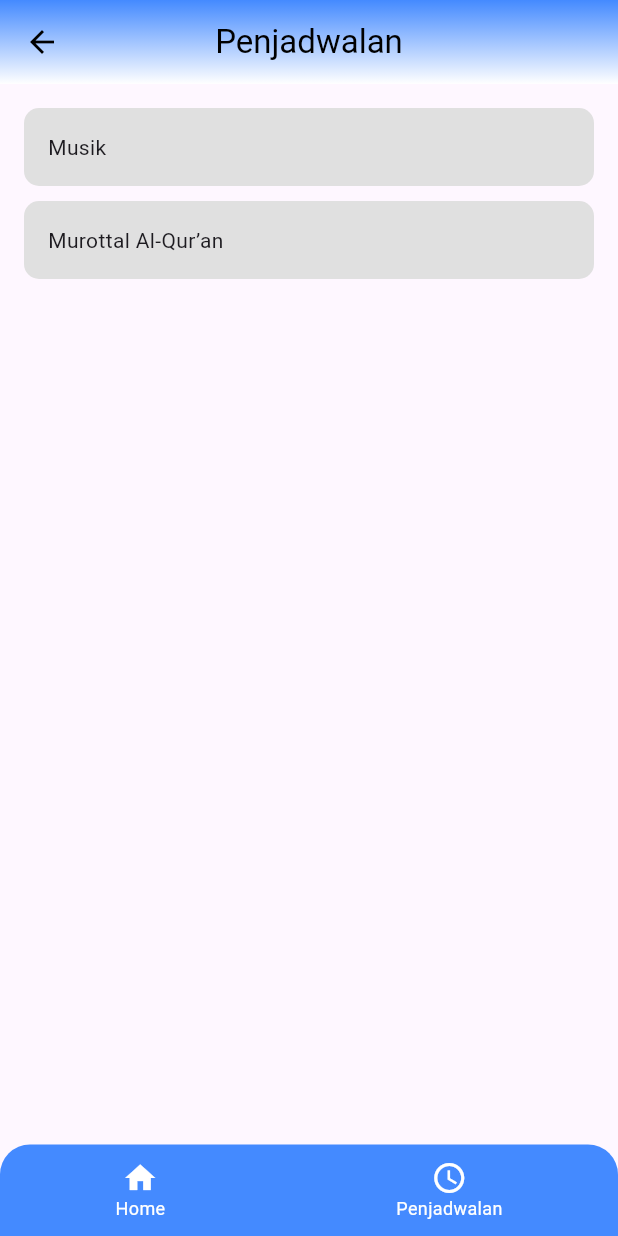
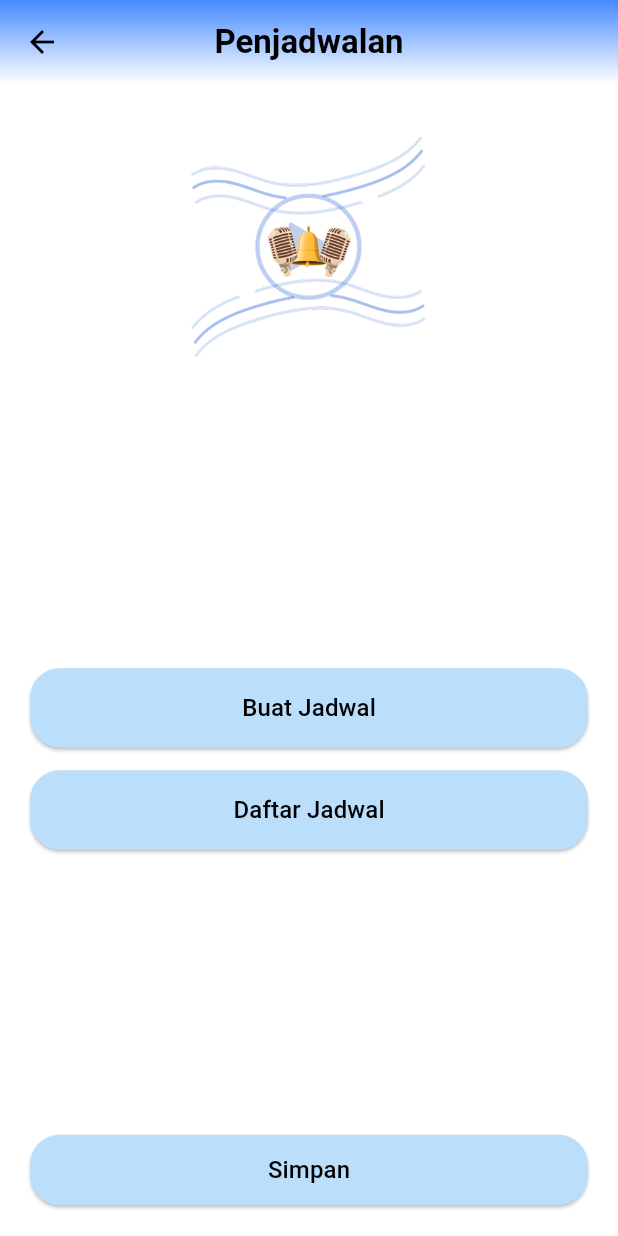
Before and after one commit to Andicleomj/soundnest, a Flutter app: the HomeScreen screen opened by its route, item 2 of the bottom bar chosen, on a phone screen of 412 x 824 dp. Run offline on Flutter 3.47's test engine with Material 3 defaults, Android fonts, the phone set to English and light mode, and no system bars; our stand-ins replace audioplayers.

Commit message:
new update

```diff
--- a/lib/main.dart
+++ b/lib/main.dart
@@ -13,6 +13,9 @@ class MyApp extends StatelessWidget {
     return MaterialApp(
       title: 'SoundNest',
       debugShowCheckedModeBanner: false,
+      theme: ThemeData(
+        primarySwatch: Colors.blue,
+      ),
       initialRoute: AppRoutes.splash,
       routes: AppRoutes.getRoutes(),
     );
--- a/lib/screens/home/home_screen.dart
+++ b/lib/screens/home/home_screen.dart
@@ -25,7 +25,7 @@ class HomeScreen extends StatelessWidget {
           // Grid Menu
           Expanded(
             child: GridView.count(
-              padding: const EdgeInsets.symmetric(horizontal: 30),
+              padding: const EdgeInsets.symmetric(horizontal: 10),
               crossAxisCount: 3,
               crossAxisSpacing: 20,
               mainAxisSpacing: 20,
--- a/lib/screens/scheduule/penjadwalan_murottal.dart
+++ b/lib/screens/scheduule/buat jadwal/penjadwalan_murottal.dart
@@ -6,6 +6,7 @@ class MurottalScreen extends StatelessWidget {
   @override
   Widget build(BuildContext context) {
     return Scaffold(
+      backgroundColor: Colors.white,
       appBar: AppBar(
         backgroundColor: Colors.transparent,
         elevation: 0,
@@ -26,7 +27,7 @@ class MurottalScreen extends StatelessWidget {
         ),
         title: const Text(
           "Penjadwalan",
-          style: TextStyle(color: Colors.black),
+          style: TextStyle(fontWeight: FontWeight.bold, color: Colors.black),
         ),
         centerTitle: true,
       ),
--- a/lib/screens/scheduule/schedule_screen.dart
+++ b/lib/screens/scheduule/buat jadwal/penjadwalan_musik.dart
@@ -1,13 +1,12 @@
 import 'package:flutter/material.dart';
-import 'package:soundnest/screens/scheduule/penjadwalan_murottal.dart';
-import 'package:soundnest/screens/scheduule/penjadwalan_musik.dart';
 
-class ScheduleScreen extends StatelessWidget {
-  const ScheduleScreen({super.key});
+class PenjadwalanMusik extends StatelessWidget {
+  const PenjadwalanMusik({super.key});
 
   @override
   Widget build(BuildContext context) {
     return Scaffold(
+      backgroundColor: Colors.white,
       appBar: AppBar(
         backgroundColor: Colors.transparent,
         elevation: 0,
@@ -28,7 +27,7 @@ class ScheduleScreen extends StatelessWidget {
         ),
         title: const Text(
           "Penjadwalan",
-          style: TextStyle(color: Colors.black),
+          style: TextStyle(fontWeight: FontWeight.bold, color: Colors.black),
         ),
         centerTitle: true,
       ),
@@ -36,40 +35,14 @@ class ScheduleScreen extends StatelessWidget {
         padding: const EdgeInsets.all(16.0),
         child: Column(
           children: [
-            GestureDetector(
-              onTap: () {
-                Navigator.push(
-                  context,
-                  MaterialPageRoute(builder: (context) => const PenjadwalanMusik()),
-                );
-              },
-              child: Container(
-                width: double.infinity,
-                padding: const EdgeInsets.all(16),
-                decoration: BoxDecoration(
-                  color: Colors.grey[300],
-                  borderRadius: BorderRadius.circular(10),
-                ),
-                child: const Text("Musik"),
+            Container(
+              width: double.infinity,
+              padding: const EdgeInsets.all(16),
+              decoration: BoxDecoration(
+                color: Colors.grey[300],
+                borderRadius: BorderRadius.circular(10),
               ),
-            ),
-            const SizedBox(height: 10),
-            GestureDetector(
-              onTap: () {
-                Navigator.push(
-                  context,
-                  MaterialPageRoute(builder: (context) => const MurottalScreen()),
-                );
-              },
-              child: Container(
-                width: double.infinity,
-                padding: const EdgeInsets.all(16),
-                decoration: BoxDecoration(
-                  color: Colors.grey[300],
-                  borderRadius: BorderRadius.circular(10),
-                ),
-                child: const Text("Murottal Al-Qur’an"),
-              ),
+              child: const Text("List musik"),
             ),
           ],
         ),
--- /dev/null
+++ b/lib/screens/scheduule/schedule.dart
@@ -0,0 +1,97 @@
+import 'package:flutter/material.dart';
+import 'package:soundnest/utils/app_routes.dart';
+import 'package:soundnest/widgets/custom_button.dart';
+
+class Schedule extends StatelessWidget {
+  const Schedule({super.key});
+
+  @override
+  Widget build(BuildContext context) {
+    return Scaffold(
+      backgroundColor: Colors.white,
+      appBar: AppBar(
+        backgroundColor: Colors.transparent,
+        elevation: 0,
+        flexibleSpace: Container(
+          decoration: const BoxDecoration(
+            gradient: LinearGradient(
+              colors: [Colors.blueAccent, Colors.white],
+              begin: Alignment.topCenter,
+              end: Alignment.bottomCenter,
+            ),
+          ),
+        ),
+        leading: IconButton(
+          icon: const Icon(Icons.arrow_back, color: Colors.black),
+          onPressed: () => Navigator.pop(context),
+        ),
+        title: const Text(
+          "Penjadwalan",
+          style: TextStyle(color: Colors.black, fontWeight: FontWeight.bold),
+        ),
+        centerTitle: true,
+      ),
+      body: Padding(
+        padding: const EdgeInsets.symmetric(horizontal: 20, vertical: 20),
+        child: Column(
+          children: [
+            // Logo di atas
+            Image.asset(
+              'assets/Logo 1.png',
+              width: 180,
+              height: 180,
+            ),
+
+            // Spacer untuk mendorong tombol ke tengah
+            const Spacer(),
+
+            // Bagian tombol di tengah
+            Column(
+              children: [
+                CustomButton(
+                  text: "Buat Jadwal",
+                  onPressed: () {
+                    Navigator.pushNamed(context, AppRoutes.schedulescreen);
+                  },
+                ),
+                const SizedBox(height: 15),
+                CustomButton(
+                  text: "Daftar Jadwal",
+                  onPressed: () {
+                    Navigator.pushNamed(context, AppRoutes.daftarJadwal);
+                  },
+                ),
+              ],
+            ),
+
+            // Spacer agar tombol tetap di tengah
+            const Spacer(),
+
+            // Tombol "Simpan" tetap di bawah
+            SizedBox(
+              width: double.infinity,
+              child: ElevatedButton(
+                onPressed: () {
+                  // Fungsi penyimpanan
+                },
+                style: ElevatedButton.styleFrom(
+                  backgroundColor: Colors.blue.shade100,
+                  shape: RoundedRectangleBorder(
+                    borderRadius: BorderRadius.circular(20),
+                  ),
+                ),
+                child: const Padding(
+                  padding: EdgeInsets.symmetric(vertical: 12),
+                  child: Text(
+                    "Simpan",
+                    style: TextStyle(fontSize: 16, color: Colors.black),
+                  ),
+                ),
+              ),
+            ),
+          ],
+        ),
+      ),
+    );
+  }
+}
--- a/lib/utils/app_routes.dart
+++ b/lib/utils/app_routes.dart
@@ -6,7 +6,10 @@ import 'package:soundnest/screens/auth/verify_code_screen.dart';
 import 'package:soundnest/screens/home/home_screen.dart';
 import 'package:soundnest/screens/auth/login_screen.dart';
 import 'package:soundnest/screens/auth/signup_screen.dart';
-import 'package:soundnest/screens/scheduule/schedule_screen.dart';
+import 'package:soundnest/screens/scheduule/daftar%20jadwal/jadwal.dart';
+import 'package:soundnest/screens/scheduule/daftar%20jadwal/list_schedule_screen.dart';
+import 'package:soundnest/screens/scheduule/schedule.dart';
+import 'package:soundnest/screens/scheduule/buat%20jadwal/schedule_screen.dart';
 import 'package:soundnest/screens/home/dashboard_screen.dart';
 import 'package:soundnest/screens/splash_screen.dart';
 
@@ -19,8 +22,14 @@ class AppRoutes {
   static const String resetPassword = "/reset-password";
   static const String newPassword = "/new-password";
   static const String signup = '/signup';
-  static const String schedule = '/schedule';
+  static const String schedulescreen = '/schedule-screen';
   static const String dashboard = '/dashboard';
+  static const String listSchedule = "/list-schedule";
+  static const String schedule = "/schedule";
+  static const String daftarJadwal = "/jadwal";
+
+
+
 
   static Map<String, WidgetBuilder> getRoutes() {
     return {
@@ -32,8 +41,13 @@ class AppRoutes {
       resetPassword: (context) => const ResetPasswordScreen(),
       newPassword: (context) => const NewPasswordScreen(),
       signup: (context) => const SignUpScreen(),
-      schedule: (context) => const ScheduleScreen(),
+      schedulescreen: (context) => const ScheduleScreen(),
       dashboard: (context) => const DashboardScreen(),
+      listSchedule: (context) => const ListScheduleScreen(),
+      schedule: (context) => const Schedule(),
+      daftarJadwal: (context) => const DaftarJadwal(),
+
+
     };
   }
 }
--- /dev/null
+++ b/lib/widgets/custom_button.dart
@@ -0,0 +1,27 @@
+import 'package:flutter/material.dart';
+
+class CustomButton extends StatelessWidget {
+  final String text;
+  final VoidCallback onPressed;
+
+  const CustomButton({super.key, required this.text, required this.onPressed});
+
+  @override
+  Widget build(BuildContext context) {
+    return ElevatedButton(
+      onPressed: onPressed,
+      style: ElevatedButton.styleFrom(
+        backgroundColor: Colors.blue.shade100,
+        shape: RoundedRectangleBorder(
+          borderRadius: BorderRadius.circular(20),
+        ),
+        padding: const EdgeInsets.symmetric(vertical: 15),
+        minimumSize: const Size(double.infinity, 50),
+      ),
+      child: Text(
+        text,
+        style: const TextStyle(fontSize: 16, color: Colors.black),
+      ),
+    );
+  }
+}
```
Also changed, not shown: lib/screens/auth/login.dart (+5 -2 lines), lib/screens/home/bel/bel_screen.dart (+24 -10 lines), lib/screens/home/pemberitahuan/notification_screen.dart (+7 -5 lines), lib/screens/home/volume/volume_screen.dart (+8 -6 lines), lib/screens/scheduule/buat jadwal/schedule_screen.dart (renamed from lib/screens/scheduule/penjadwalan_musik.dart, +41 -10 lines), lib/screens/scheduule/daftar jadwal/jadwal.dart (added, +188 -0 lines), lib/screens/scheduule/daftar jadwal/list_schedule_screen.dart (added, +98 -0 lines), lib/widgets/custom_navbar.dart (+22 -9 lines), 2 other files.
